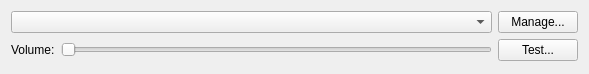
Old version of the form client/src/ui/widgets/business/play_sound_business_action_widget.ui in the repository networkoptix/nx_open.
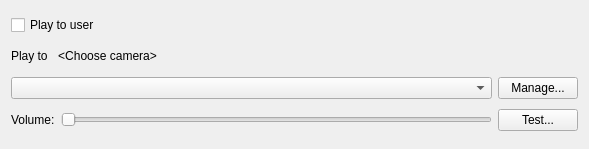
New version of the form.

Commit message:
Two-way audio works with play sound action. Draft.
<==== Mercurial data ====>
Branch: x_VMS_2461_speak_to_camera_action

```diff
--- a/client/src/ui/widgets/business/play_sound_business_action_widget.ui
+++ b/client/src/ui/widgets/business/play_sound_business_action_widget.ui
@@ -7,13 +7,58 @@
     <x>0</x>
     <y>0</y>
     <width>589</width>
-    <height>74</height>
+    <height>149</height>
    </rect>
   </property>
   <property name="windowTitle">
    <string/>
   </property>
   <layout class="QVBoxLayout" name="verticalLayout">
+   <item>
+    <layout class="QHBoxLayout" name="horizontalLayout_2">
+     <item>
+      <widget class="QCheckBox" name="playToClient">
+       <property name="text">
+        <string>Play to user</string>
+       </property>
+      </widget>
+     </item>
+    </layout>
+   </item>
+   <item>
+    <layout class="QHBoxLayout" name="horizontalLayout">
+     <item>
+      <widget class="QLabel" name="actionTargetsLabel">
+       <property name="text">
+        <string>Play to</string>
+       </property>
+      </widget>
+     </item>
+     <item>
+      <widget class="QPushButton" name="actionTargetsHolder">
+       <property name="text">
+        <string>&lt;Choose camera&gt;</string>
+       </property>
+       <property name="flat">
+        <bool>true</bool>
+       </property>
+      </widget>
+     </item>
+     <item>
+      <spacer name="horizontalSpacer">
+       <property name="orientation">
+        <enum>Qt::Horizontal</enum>
+       </property>
+       <property name="sizeHint" stdset="0">
+        <size>
+         <width>40</width>
+         <height>20</height>
+        </size>
+       </property>
+      </spacer>
+     </item>
+    </layout>
+   </item>
    <item>
     <layout class="QHBoxLayout" name="selectLayout" stretch="1,0">
      <item>
```
The commit also changes 29 other files.
